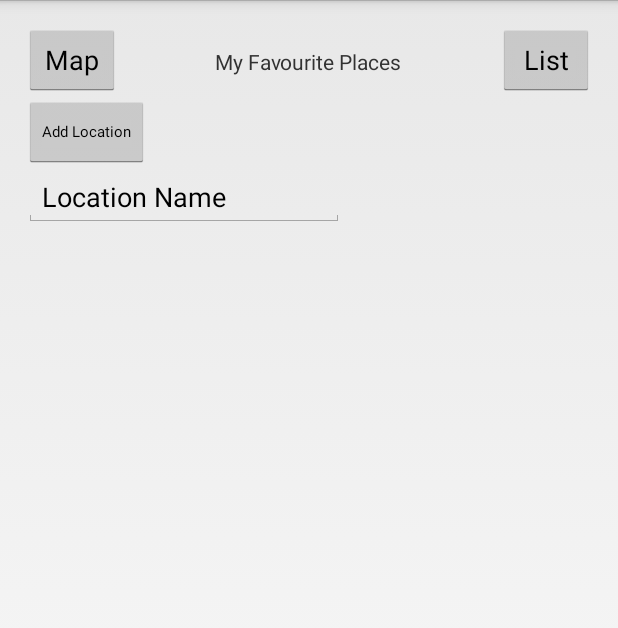
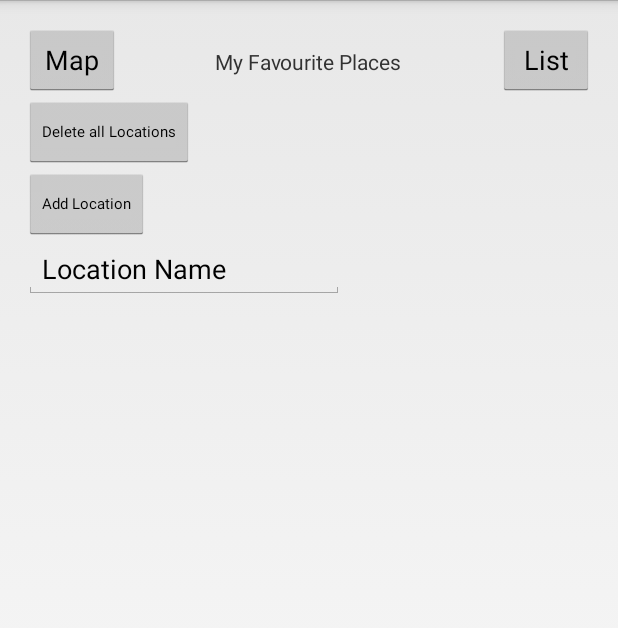
Before and after one commit to mathiasj64/4_AN_ExamApp, an Android app: the screen it shows after launch (MainActivity), after a tap on "List", on a phone screen of 412 x 824 dp. Shown: the top 628 px of the screen. Run offline under Robolectric (Android 15) with nearby library versions, the phone set to English and light mode, and no system bars; libraries missing offline, so code that uses them is left out: com.amitshekhar; 6 statements that could not run were skipped.

Commit message:
Added delete button

```diff
--- a/app/src/main/java/dk/cphbusiness/template/ListFragment.kt
+++ b/app/src/main/java/dk/cphbusiness/template/ListFragment.kt
@@ -35,6 +35,12 @@ class ListFragment : Fragment() {
         createTable()
 
         initFragment()
+
+        buttonDeleteLocations.setOnClickListener {
+            val DBCtrl: DBController = DBController.instance
+            DBCtrl.SQLdeleteLocations()
+            updateList()
+        }
     }
 
     override fun onCreateView(inflater: LayoutInflater, container: ViewGroup?, savedInstanceState: Bundle?): View? {
--- a/app/src/main/res/layout/fragment_list.xml
+++ b/app/src/main/res/layout/fragment_list.xml
@@ -10,6 +10,13 @@
         android:layout_alignParentTop="true"
         android:layout_alignParentLeft="true"
         android:layout_alignParentStart="true">
+
+        <Button
+            android:id="@+id/buttonDeleteLocations"
+            android:layout_width="wrap_content"
+            android:layout_height="wrap_content"
+            android:text="Delete all Locations"
+            android:textSize="10sp"/>
 
         <Button
             android:id="@+id/buttonAddLocation"
@@ -35,7 +42,7 @@
             android:id="@+id/listView1"
             android:layout_width="match_parent"
             android:layout_height="match_parent"
-            android:choiceMode="singleChoice"/>
+            android:choiceMode="singleChoice" />
     </LinearLayout>
 
 </LinearLayout>
```
Also changed, not shown: app/src/main/java/dk/cphbusiness/template/DBController.kt (+8 -1 lines).
